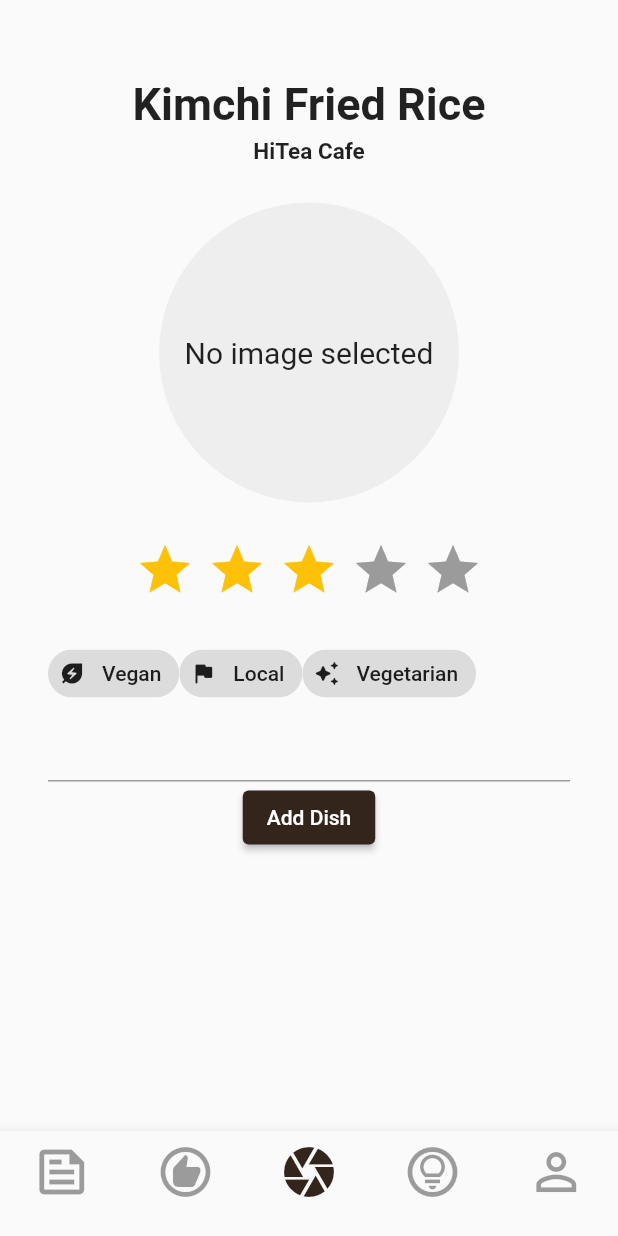
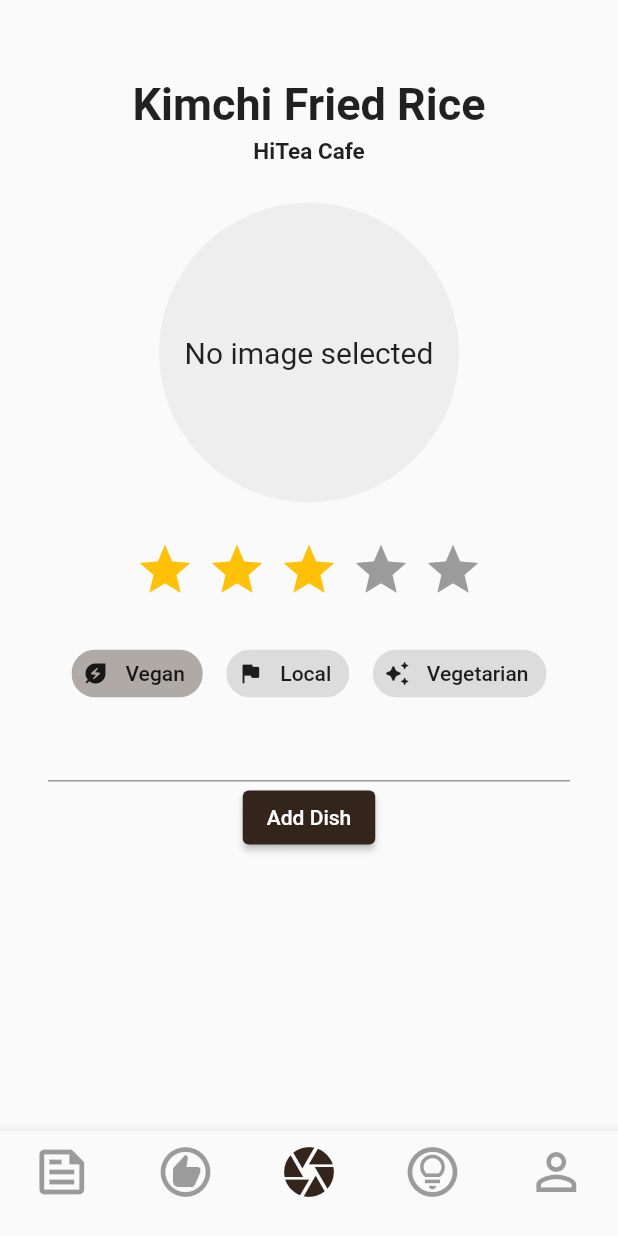
Before and after one commit to TaDish-App/TaDish, a Flutter app: the HomeView screen opened by its route, item 3 of the bottom bar chosen, on a phone screen of 412 x 824 dp. Run offline on Flutter 3.47's test engine with Material 2 defaults, Android fonts, the phone set to English and light mode, and no system bars; drawn by our look-alikes of flutter_rating_bar; our stand-ins replace flutter_fortune_wheel, image_cropper, image_picker.

Commit message:
Center chips and add chip-selected color

```diff
--- a/tadish/lib/pages/home/bodies/camera_body_view.dart
+++ b/tadish/lib/pages/home/bodies/camera_body_view.dart
@@ -73,11 +73,14 @@ class CameraBodyViewState extends State<CameraBodyView> {
                 height: 25,
               ),
               Row(
+                mainAxisAlignment: MainAxisAlignment.spaceEvenly, //Center Row contents horizontally,
+                // crossAxisAlignment: CrossAxisAlignment.center, //Center Row contents vertically,
                 children: [
                   InputChip(
                     avatar: Icon(Icons.energy_savings_leaf),
                     label: Text('Vegan'),
                     onSelected: (bool value) {},
+                    backgroundColor: Theme.of(context).primaryColor.withAlpha(95),
                   ),
                   InputChip(
                     avatar: Icon(Icons.assistant_photo_rounded ),
```
